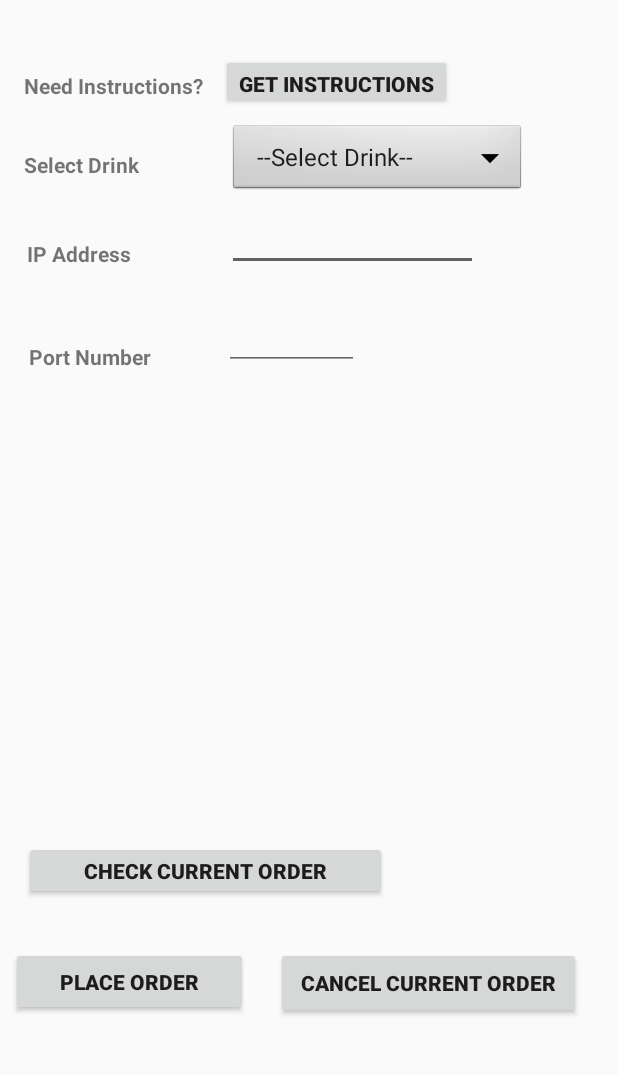
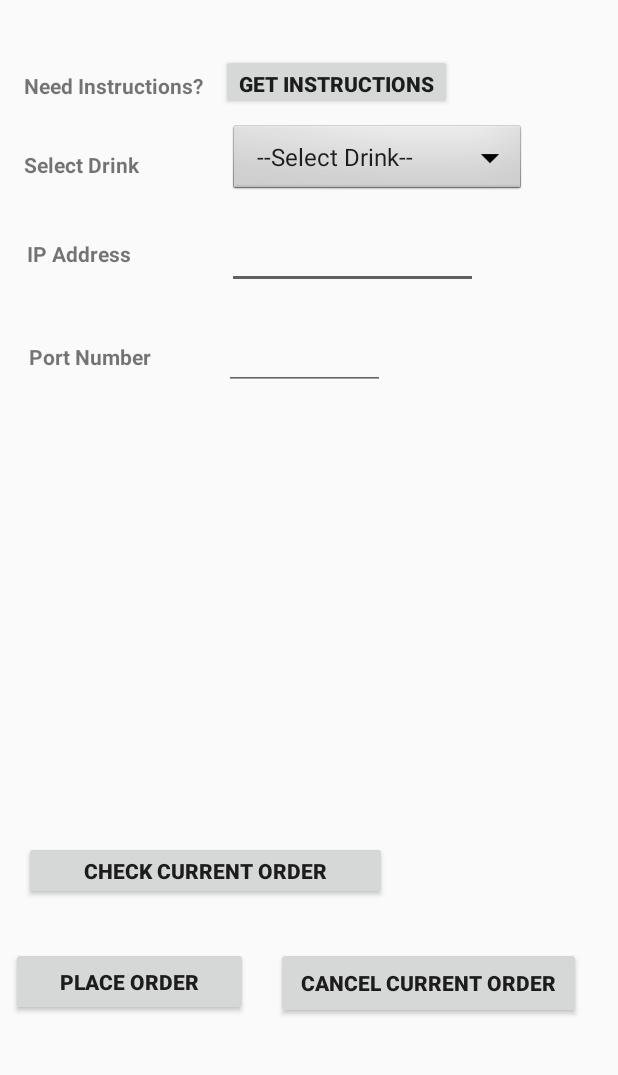
Before and after one commit to Imads608/ECE477-SuperSickBevTeam, an Android app: the screen it shows after launch (OrderActivity), on a phone screen of 412 x 824 dp, the part 140-1215 px from its top. Run offline under Robolectric (Android 15) with nearby library versions, the light colour scheme and no system bars.

Commit message:
Done with softAP communication

```diff
--- a/project_app/DroneApp/app/src/main/java/com/example/imadsheriff/droneapp/OrderActivity.java
+++ b/project_app/DroneApp/app/src/main/java/com/example/imadsheriff/droneapp/OrderActivity.java
@@ -14,15 +14,18 @@ public class OrderActivity extends AppCompatActivity implements View.OnClickList
     private Spinner spnDrinks;
     private EditText editIP, editPortNum;
     private boolean isOrderPlaced = false;
-    private String orderPlaced;//"--Select Drink--";
+    private String orderPlaced = "";//"--Select Drink--";
     private String latString = "";
     private String longString = "";
-
+    private boolean isLocationOn = false;
 
     @Override
     protected void onCreate(Bundle savedInstanceState) {
         super.onCreate(savedInstanceState);
         setContentView(R.layout.activity_order);
+        //while (latString == "" && longString == "") {
+        getGPSCoordinates();
+        //}
         init();
     }
 
@@ -60,9 +63,38 @@ public class OrderActivity extends AppCompatActivity implements View.OnClickList
 
     }
 
+    public boolean checkLocationEnabled(LocationManager lm) {
+        boolean gps_enabled = false;
+        boolean network_enabled = false;
+
+        try {
+            gps_enabled = lm.isProviderEnabled(LocationManager.GPS_PROVIDER);
+        } catch(Exception ex) {}
+
+        try {
+            network_enabled = lm.isProviderEnabled(LocationManager.NETWORK_PROVIDER);
+        } catch(Exception ex) {}
+
+        if(!gps_enabled || !network_enabled) {
+            return false;
+        } else {
+            isLocationOn = true;
+        }
+
+        return true;
+    }
+
+    public void setOrderPlaced(boolean value) {
+        isOrderPlaced = value;
+    }
+
     public void getGPSCoordinates() {
         // Acquire a reference to the system Location Manager
         LocationManager locationManager = (LocationManager) this.getSystemService(android.content.Context.LOCATION_SERVICE);
+        if (checkLocationEnabled(locationManager) == false) {
+            showAlert("Location Services", "Please turn on Location to order a drink");
+            return;
+        }
         // Define a listener that responds to location updates
         LocationListener locationListener = new LocationListener() {
             public void onLocationChanged(Location location) {
@@ -77,12 +109,13 @@ public class OrderActivity extends AppCompatActivity implements View.OnClickList
         };
         // Register the listener with the Location Manager to receive location updates
         locationManager.requestLocationUpdates(LocationManager.GPS_PROVIDER, 0, 0, locationListener);
+        locationManager.requestLocationUpdates(LocationManager.NETWORK_PROVIDER, 0, 0, locationListener);
 
         return;
     }
 
     public void clientSetup() {
-        Client myClient = new Client(editIP.getText().toString(), Integer.parseInt(editPortNum.getText().toString()));
+        Client myClient = new Client(this, editIP.getText().toString(), Integer.parseInt(editPortNum.getText().toString()));
         String messageSend = "Check " + orderPlaced;
         String[] sendArray = {messageSend, latString, longString};
         myClient.execute(sendArray);
@@ -124,26 +157,13 @@ public class OrderActivity extends AppCompatActivity implements View.OnClickList
             showAlert("ALERT!", "You can only place one order at a time");
             return;
         }
-        /*
-        if (orderPlaced.equals("--Select Drink--")) {
-            showAlert("ALERT!", "Please select a drink");
-            return;
-        } else if (orderPlaced.equals("Coca Cola")) {
-            showAlert("ALERT!", "This drink is not available. Please select another drink");
-            return;
+        if (isLocationOn == false) {
+            getGPSCoordinates();
+            if (isLocationOn == false) {
+                return;
+            }
         }
-        if (editIP.getText().toString().equals("")) {
-            showAlert("ALERT!", "Please enter a valid IP Address");
-            return;
-        }
-        if (editPortNum.getText().toString().equals("")) {
-            showAlert("ALERT!", "Please enter a valid Port Number");
-            return;
-        }
-        isOrderPlaced = true;*/
-        getGPSCoordinates();
         clientSetup();
-        //showAlert("ALERT", "Your order is on its way.\nThanks for using our service!");
     }
 
     public void showAlert(String title, String message) {
--- a/project_app/DroneApp/app/src/main/res/layout/activity_order.xml
+++ b/project_app/DroneApp/app/src/main/res/layout/activity_order.xml
@@ -139,7 +139,7 @@
     <EditText
         android:id="@+id/editIP"
         android:layout_width="167dp"
-        android:layout_height="33dp"
+        android:layout_height="45dp"
         android:layout_marginStart="64dp"
         android:layout_marginTop="16dp"
         android:ems="10"
@@ -149,10 +149,10 @@
 
     <EditText
         android:id="@+id/editPortNum"
-        android:layout_width="90dp"
-        android:layout_height="30dp"
+        android:layout_width="107dp"
+        android:layout_height="43dp"
         android:layout_marginStart="48dp"
-        android:layout_marginTop="36dp"
+        android:layout_marginTop="24dp"
         android:ems="10"
         android:inputType="number"
         app:layout_constraintStart_toEndOf="@+id/textView2"
```
Also changed, not shown: project_app/DroneApp/app/src/main/java/com/example/imadsheriff/droneapp/Client.java (+19 -10 lines), 2 other files.
